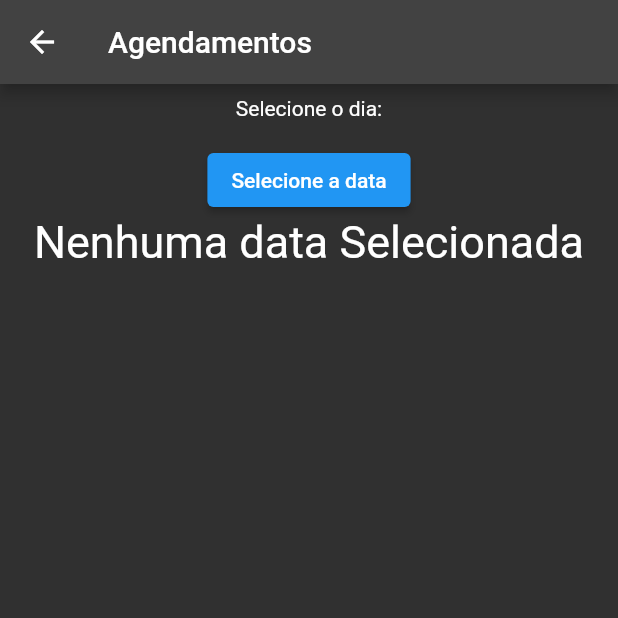
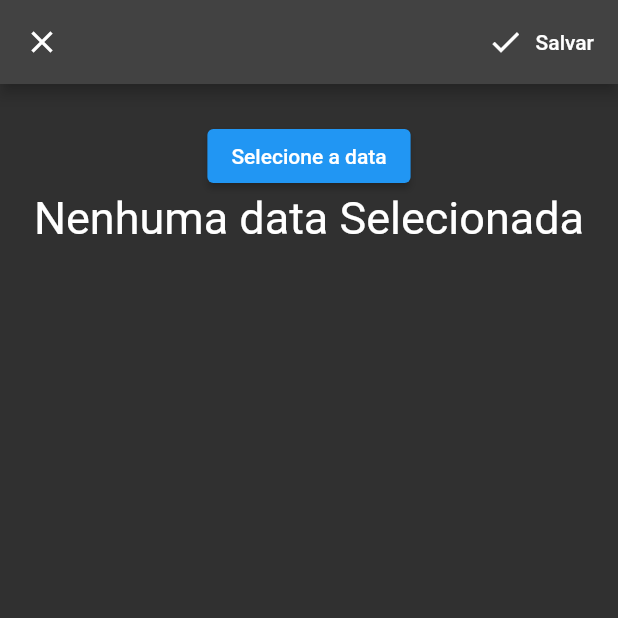
Before and after one commit to WalterLimaViana/flutterFloatingMenu, a Flutter app: the AddEvent screen opened directly, on a phone screen of 412 x 824 dp, the top half of it. Run offline on Flutter 3.47's test engine with Material 2 defaults, Android fonts, the phone set to English and light mode, and no system bars; our stand-ins replace flutter_calendar_carousel.

Commit message:
update add event

```diff
--- a/lib/main.dart
+++ b/lib/main.dart
@@ -1,6 +1,7 @@
 import 'package:appBarbearia/pages/calendario_page.dart';
 import 'package:appBarbearia/pages/login_page.dart';
 import 'package:appBarbearia/pages/sign_up_page.dart';
+import 'package:appBarbearia/widgtes/add_event.dart';
 import 'package:flutter/material.dart';
 import 'package:appBarbearia/pages/category_list_page.dart';
 import 'package:appBarbearia/pages/home_page.dart';
@@ -19,6 +20,6 @@ class App extends StatelessWidget {
         theme: ThemeData(
           brightness: Brightness.dark,
         ),
-        home: LoginPage());
+        home: AddEvent());
   }
 }
--- a/lib/pages/calendario_page.dart
+++ b/lib/pages/calendario_page.dart
@@ -216,7 +216,7 @@ class _CalendarioPageState extends State<CalendarioPage> {
               // mostrar eventos do dia
               child: Padding(
                 padding: const EdgeInsets.all(8.0),
-                child: Text('Eventos'),
+                child: Text('${_markedDateMap}'),
               ),
             ) //
           ],
--- a/lib/widgtes/add_event.dart
+++ b/lib/widgtes/add_event.dart
@@ -46,14 +46,14 @@ class _AddEventState extends State<AddEvent> {
   Widget build(BuildContext context) {
     return Scaffold(
       appBar: AppBar(
-        title: Text('Agendamentos'),
+        leading: CloseButton(),
+        actions: buildEditingActions(),
       ),
       body: Padding(
         padding: const EdgeInsets.all(8.0),
         child: Center(
           child: Column(
             children: [
-              Text('Selecione o dia:'),
               // Text('${date.year}/${date.month}/${date.day}'),
               const SizedBox(
                 height: 16,
@@ -73,4 +73,16 @@ class _AddEventState extends State<AddEvent> {
       ),
     );
   }
+
+  List<Widget> buildEditingActions() => [
+        ElevatedButton.icon(
+          style: ElevatedButton.styleFrom(
+            primary: Colors.transparent,
+            shadowColor: Colors.transparent,
+          ),
+          onPressed: () {},
+          icon: Icon(Icons.done),
+          label: Text('Salvar'),
+        )
+      ];
 }
```
